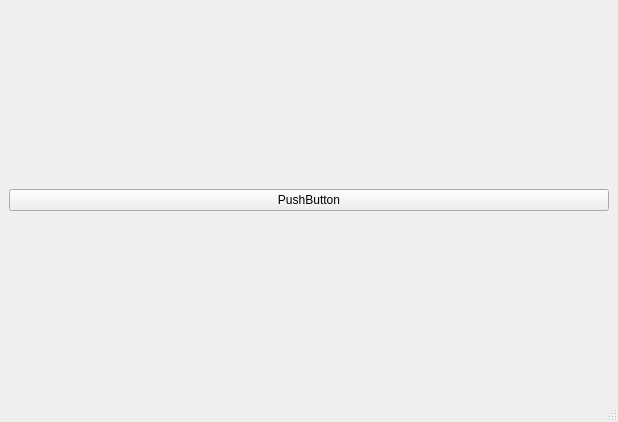
Old version of the form mainwindow.ui in the repository S-VIN/sleepingDiary.
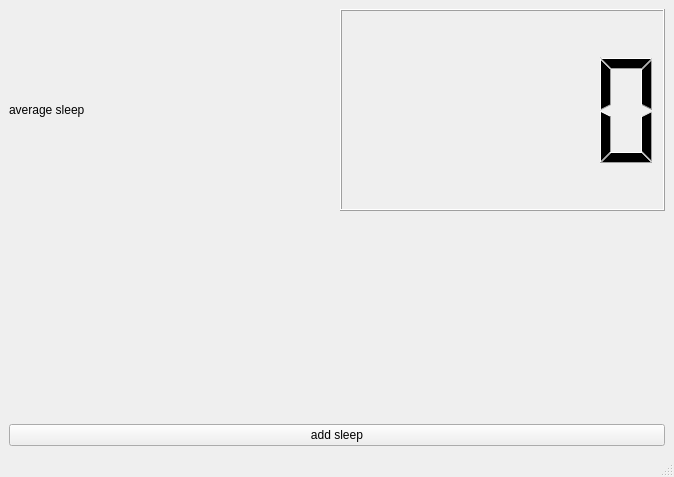
New version of the form.

```diff
--- a/mainwindow.ui
+++ b/mainwindow.ui
@@ -6,8 +6,8 @@
    <rect>
     <x>0</x>
     <y>0</y>
-    <width>618</width>
-    <height>422</height>
+    <width>674</width>
+    <height>477</height>
    </rect>
   </property>
   <property name="windowTitle">
@@ -17,10 +17,27 @@
    <layout class="QHBoxLayout" name="horizontalLayout">
     <item>
      <layout class="QVBoxLayout" name="verticalLayout">
+      <item>
+       <layout class="QHBoxLayout" name="horizontalLayout_2">
+        <item>
+         <widget class="QLabel" name="label">
+          <property name="text">
+           <string>average sleep</string>
+          </property>
+         </widget>
+        </item>
+        <item>
+         <widget class="QLCDNumber" name="lcdNumber"/>
+        </item>
+       </layout>
+      </item>
+      <item>
+       <widget class="QWidget" name="widget" native="true"/>
+      </item>
       <item>
        <widget class="QPushButton" name="pushButton">
         <property name="text">
-         <string>PushButton</string>
+         <string>add sleep</string>
         </property>
        </widget>
       </item>
```
Left out of the diff: 2 changed lines with no effect on the pictures.
